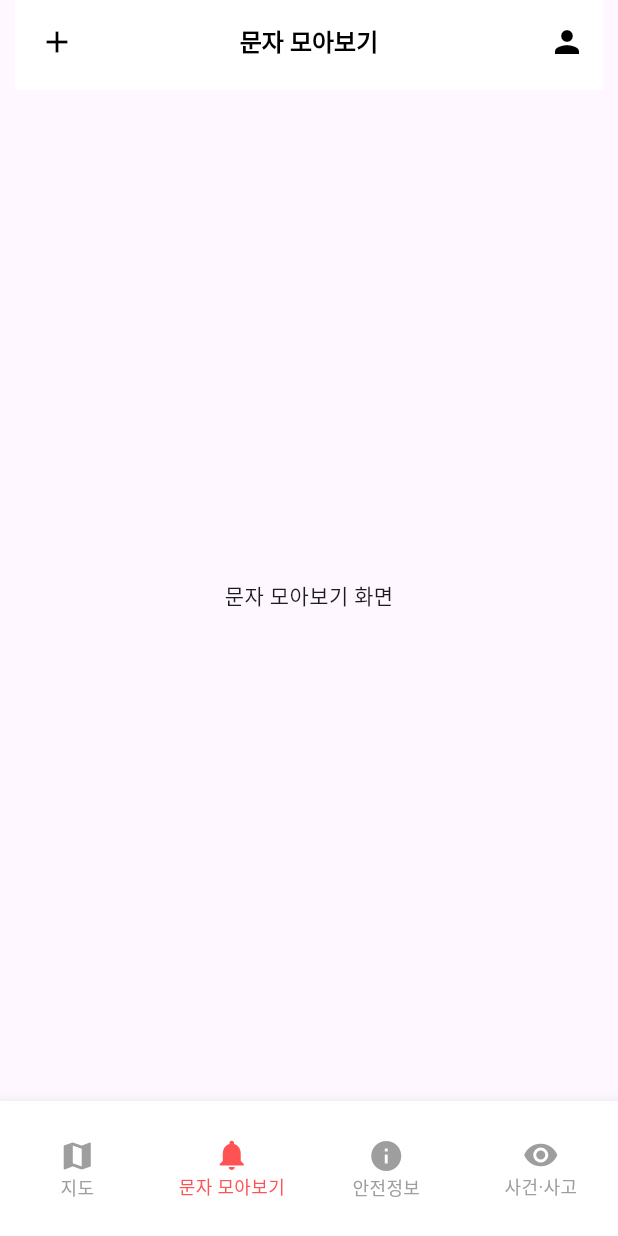
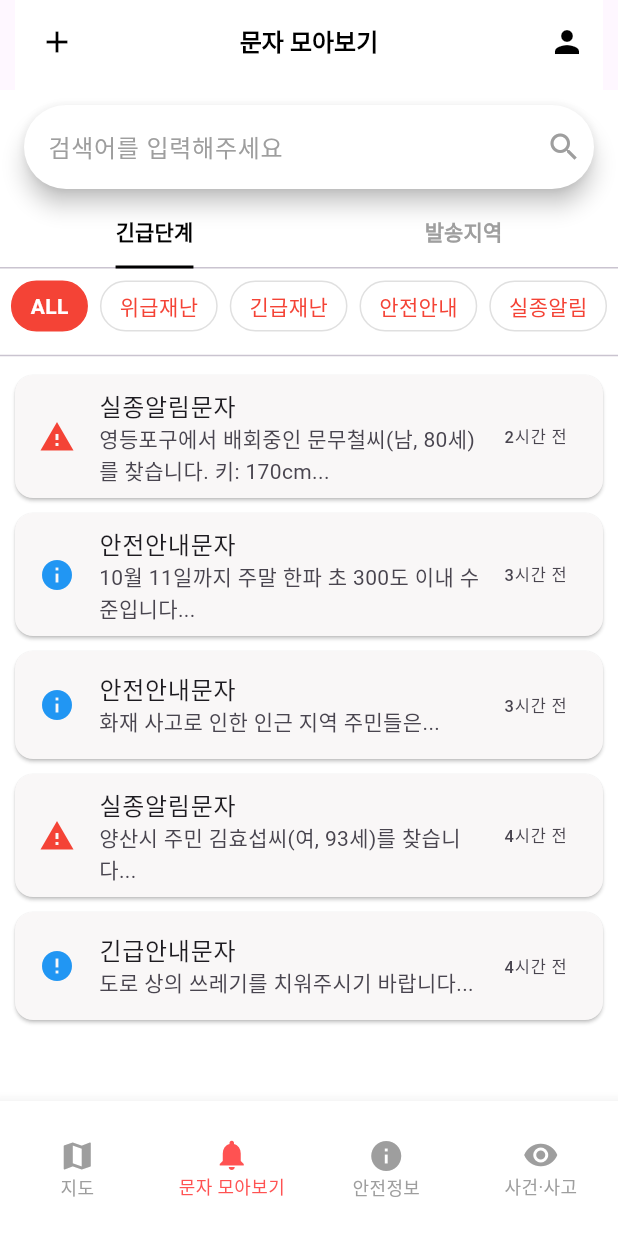
Before and after one commit to SSU-ALOG/alog_application, a Flutter app: the screen it shows after launch, item 2 of the bottom bar chosen, on a phone screen of 412 x 824 dp. Run offline on Flutter 3.47's test engine with Material 3 defaults, Android fonts, the phone set to English and light mode, and no system bars; our stand-ins replace flutter_dotenv, geolocator, permission_handler; missing offline and left inert: flutter_naver_login, flutter_naver_map; accounts and stored records are empty.

Commit message:
기존 UI(네이버 로그인 연동) + 재난문자모아보기 프론트

```diff
--- /dev/null
+++ b/lib/custom_chip.dart
@@ -0,0 +1,40 @@
+import 'package:flutter/material.dart';
+
+// CustomChip 위젯 정의
+class CustomChip extends StatelessWidget {
+  final String label; // Chip에 표시될 텍스트
+  final bool isSelected; // 선택된 상태 여부
+  final VoidCallback onSelected; // 선택 시 콜백 함수
+
+  const CustomChip({
+    Key? key,
+    required this.label,
+    required this.isSelected,
+    required this.onSelected,
+  }) : super(key: key);
+
+  @override
+  Widget build(BuildContext context) {
+    return GestureDetector(
+      onTap: onSelected,
+      child: Container(
+        padding: const EdgeInsets.symmetric(horizontal: 12.0, vertical: 6.0),
+        decoration: BoxDecoration(
+          color: isSelected ? Colors.red : Colors.white,
+          borderRadius: BorderRadius.circular(20),
+          border: Border.all(
+            color: isSelected ? Colors.red : Colors.grey.shade300,
+            width: 1,
+          ),
+        ),
+        child: Text(
+          label,
+          style: TextStyle(
+            color: isSelected ? Colors.white : Colors.red,
+            fontWeight: isSelected ? FontWeight.bold : FontWeight.normal,
+          ),
+        ),
+      ),
+    );
+  }
+}
--- /dev/null
+++ b/lib/custom_choice_chip_group.dart
@@ -0,0 +1,56 @@
+import 'package:flutter/material.dart';
+import 'custom_chip.dart'; // CustomChip 임포트
+
+class CustomChoiceChipGroup extends StatefulWidget {
+  final List<String> options; // 선택 가능한 옵션 리스트
+  final void Function(String)? onSelectionChanged; // 선택 상태 변경 콜백
+  final String initialSelected; // 초기 선택된 값 설정
+
+  const CustomChoiceChipGroup({
+    Key? key,
+    required this.options,
+    this.onSelectionChanged,
+    this.initialSelected = '',
+  }) : super(key: key);
+
+  @override
+  _CustomChoiceChipGroupState createState() => _CustomChoiceChipGroupState();
+}
+
+class _CustomChoiceChipGroupState extends State<CustomChoiceChipGroup> {
+  String _selectedOption = ''; // 현재 선택된 옵션
+
+  @override
+  void initState() {
+    super.initState();
+    _selectedOption = widget.initialSelected; // 초기 선택 값 설정
+  }
+
+  @override
+  Widget build(BuildContext context) {
+    return SingleChildScrollView(
+      scrollDirection: Axis.horizontal, // 가로 스크롤
+      child: Row(
+        children: widget.options.map((String option) {
+          final bool isSelected = _selectedOption == option;
+
+          return Padding(
+            padding: const EdgeInsets.symmetric(horizontal: 4.0, vertical: 8.0),
+            child: CustomChip(
+              label: option,
+              isSelected: isSelected,
+              onSelected: () {
+                setState(() {
+                  _selectedOption = option; // 선택된 항목 업데이트
+                });
+                if (widget.onSelectionChanged != null) {
+                  widget.onSelectionChanged!(option); // 선택 변경 시 콜백 호출
+                }
+              },
+            ),
+          );
+        }).toList(),
+      ),
+    );
+  }
+}
--- /dev/null
+++ b/lib/custom_search_bar.dart
@@ -0,0 +1,63 @@
+import 'package:flutter/material.dart';
+
+class CustomSearchBar extends StatelessWidget {
+  final SearchController searchController; //
+  final void Function(String)? onSearchChanged;
+
+  const CustomSearchBar({
+    Key? key,
+    required this.searchController,
+    this.onSearchChanged,
+  }) : super(key: key);
+
+  @override
+  Widget build(BuildContext context) {
+    return Padding(
+      padding: const EdgeInsets.fromLTRB(16, 10, 16, 5),
+      child: SearchAnchor(
+        builder: (BuildContext context, SearchController controller) {
+          return SearchBar(
+            controller: searchController,
+            onTap: () {
+              searchController.openView();
+            },
+            onChanged: (String query) {
+              searchController.openView();
+              if (onSearchChanged != null) {
+                onSearchChanged!(query); // 검색어 변경 시 외부에서 전달된 콜백 호출
+              }
+            },
+            backgroundColor: WidgetStateProperty.all(Colors.white),
+            hintText: "검색어를 입력해주세요",
+            hintStyle: WidgetStateProperty.all(
+              const TextStyle(color: Colors.grey),
+            ),
+            trailing: const <Widget>[
+              Icon(
+                Icons.search,
+                color: Colors.grey,
+              ),
+            ],
+            // 검생창 크기 조절
+            // constraints: BoxConstraints(maxWidth: , maxHeight: ),
+          );
+        },
+        suggestionsBuilder:
+            (BuildContext context, SearchController controller) {
+          return List<ListTile>.generate(
+            5,
+                (int index) {
+              final String item = 'item $index';
+              return ListTile(
+                title: Text(item),
+                onTap: () {
+                  controller.closeView(item);
+                },
+              );
+            },
+          );
+        },
+      ),
+    );
+  }
+}
--- /dev/null
+++ b/lib/custom_tab_view.dart
@@ -0,0 +1,36 @@
+import 'package:flutter/material.dart';
+
+class CustomTabView extends StatelessWidget {
+  final List<String> tabTitles; // Tab 제목 -> 선택할 탭
+  final List<Widget> tabContents; // Tab 내용 -> 탭 선택 시 뜨는 화면
+
+  const CustomTabView({
+    Key? key,
+    required this.tabTitles,
+    required this.tabContents,
+  }) : super(key: key);
+
+  @override
+  Widget build(BuildContext context) {
+    return Column(
+      children: <Widget>[
+        TabBar(
+          tabs: tabTitles.map((title) => Tab(text: title)).toList(),
+          indicator: UnderlineTabIndicator(
+            borderSide: BorderSide(width: 2.0, color: Colors.black), // 인디케이터 커스터마이징
+          ),
+          labelStyle: TextStyle(
+              color: Colors.black,
+              fontWeight:FontWeight.bold
+          ), // 선택된 탭 텍스트 색상
+          unselectedLabelColor: Colors.grey, // 선택되지 않은 탭 텍스트 색상
+        ),
+        Expanded(
+          child: TabBarView(
+            children: tabContents,
+          ),
+        ),
+      ],
+    );
+  }
+}
--- a/lib/main.dart
+++ b/lib/main.dart
@@ -9,6 +9,8 @@ import 'map.dart';
 import 'incident.dart';
 import 'user_login.dart';
 import 'user_info.dart';
+import 'message.dart';
+import 'safetyinfo.dart';
 
 bool isLogin = false;  // 전역 변수로 로그인 상태를 관리
 String? name;
@@ -168,7 +170,7 @@ class _AppScreenState extends State<AppScreen> {
 // 더미 위젯들
 // 본인 파트 따로 파일 만들어서 빼주면 감사링~
 
-class NotificationsScreen extends StatelessWidget {
+/*class NotificationsScreen extends StatelessWidget {
   const NotificationsScreen({Key? key}) : super(key: key);
 
   @override
@@ -184,7 +186,8 @@ class SafetyInfoScreen extends StatelessWidget {
   Widget build(BuildContext context) {
     return Center(child: Text("안전 정보 화면"));
   }
-}
+}*/
+
 //
 // class IncidentScreen extends StatelessWidget {
 //   const IncidentScreen({Key? key}) : super(key: key);
--- /dev/null
+++ b/lib/message.dart
@@ -0,0 +1,249 @@
+import 'package:flutter/material.dart';
+import 'custom_search_bar.dart';
+import 'custom_tab_view.dart';
+import 'custom_choice_chip_group.dart';
+
+class NotificationsScreen extends StatefulWidget {
+  const NotificationsScreen({Key? key}) : super(key: key);
+
+  @override
+  _NotificationsScreenState createState() => _NotificationsScreenState();
+}
+
+class _NotificationsScreenState extends State<NotificationsScreen> {
+  final SearchController _searchController = SearchController();
+
+  // 더미 메시지 데이터
+  final List<Map<String, String>> messages = [
+    {
+      'type': '실종알림문자',
+      'content': '영등포구에서 배회중인 문무철씨(남, 80세)를 찾습니다. 키: 170cm...',
+      'time': '2시간 전',
+      'icon': 'warning',
+    },
+    {
+      'type': '안전안내문자',
+      'content': '10월 11일까지 주말 한파 초 300도 이내 수준입니다...',
+      'time': '3시간 전',
+      'icon': 'info',
+    },
+    {
+      'type': '안전안내문자',
+      'content': '화재 사고로 인한 인근 지역 주민들은...',
+      'time': '3시간 전',
+      'icon': 'info',
+    },
+    {
+      'type': '실종알림문자',
+      'content': '양산시 주민 김효섭씨(여, 93세)를 찾습니다...',
+      'time': '4시간 전',
+      'icon': 'warning',
+    },
+    {
+      'type': '긴급안내문자',
+      'content': '도로 상의 쓰레기를 치워주시기 바랍니다...',
+      'time': '4시간 전',
+      'icon': 'alert',
+    },
+  ];
+
+  // 시도, 시군구, 읍면동 데이터
+  final Map<String, List<String>> _districts = {
+    '서울': ['강남구', '강북구', '서초구'],
+    '부산': ['해운대구', '수영구', '동래구'],
+    '대구': ['중구', '수성구', '달서구'],
+  };
+
+  final Map<String, List<String>> _towns = {
+    '강남구': ['역삼동', '삼성동', '논현동'],
+    '해운대구': ['우동', '중동', '좌동'],
+    '중구': ['동인동', '대봉동', '삼덕동'],
+  };
+
+  String? _selectedCity; // 시도 선택
+  String? _selectedDistrict; // 시군구 선택
+  String? _selectedTown; // 읍면동 선택
+
+  @override
+  Widget build(BuildContext context) {
+    return DefaultTabController(
+      length: 2, // 탭 수 설정
+      child: Scaffold(
+        backgroundColor: Colors.white,
+        body: Column(
+          children: <Widget>[
+            // 검색창
+            CustomSearchBar(
+              searchController: _searchController,
+              onSearchChanged: (String query) {
+                print('Search query: $query'); // 검색어 입력 시 출력
+              },
+            ),
+            // 탭 바와 탭 뷰
+            Expanded(
+              child: CustomTabView(
+                tabTitles: ["긴급단계", "발송지역"],
+                tabContents: <Widget>[
+                  // 첫 번째 탭: 필터와 메시지 리스트
+                  Column(
+                    children: [
+                      const CustomChoiceChipGroup(
+                        options: ['ALL', '위급재난', '긴급재난', '안전안내', '실종알림'],
+                        initialSelected: 'ALL',
+                      ),
+                      const Divider(),
+                      Expanded(
+                        child: ListView.builder(
+                          itemCount: messages.length,
+                          itemBuilder: (context, index) {
+                            final message = messages[index];
+                            return MessageCard(
+                              messageType: message['type']!,
+                              messageContent: message['content']!,
+                              messageTime: message['time']!,
+                              iconType: message['icon']!,
+                            );
+                          },
+                        ),
+                      ),
+                    ],
+                  ),
+                  // 두 번째 탭: 발송지역 탭 (드롭다운 한 줄에 출력)
+                  Column(
+                    children: [
+                      Padding(
+                        padding: const EdgeInsets.all(8.0),
+                        child: Row(
+                          children: [
+                            Expanded(
+                              child: _buildDropdown(
+                                value: _selectedCity,
+                                items: _districts.keys.toList(),
+                                onChanged: (value) {
+                                  setState(() {
+                                    _selectedCity = value;
+                                    _selectedDistrict = null; // 시군구 초기화
+                                    _selectedTown = null; // 읍면동 초기화
+                                  });
+                                },
+                              ),
+                            ),
+                            const SizedBox(width: 8),
+                            Expanded(
+                              child: _buildDropdown(
+                                value: _selectedDistrict,
+                                items: _selectedCity != null ? _districts[_selectedCity!]! : [],
+                                onChanged: (value) {
+                                  setState(() {
+                                    _selectedDistrict = value;
+                                    _selectedTown = null; // 읍면동 초기화
+                                  });
+                                },
+                              ),
+                            ),
+                            const SizedBox(width: 8),
+                            Expanded(
+                              child: _buildDropdown(
+                                value: _selectedTown,
+                                items: _selectedDistrict != null ? _towns[_selectedDistrict!]! : [],
+                                onChanged: (value) {
+                                  setState(() {
+                                    _selectedTown = value;
+                                  });
+                                },
+                              ),
+                            ),
+                          ],
+                        ),
+                      ),
+                      const Divider(),
+                      Expanded(
+                        child: ListView.builder(
+                          itemCount: messages.length,
+                          itemBuilder: (context, index) {
+                            final message = messages[index];
+                            return MessageCard(
+                              messageType: message['type']!,
+                              messageContent: message['content']!,
+                              messageTime: message['time']!,
+                              iconType: message['icon']!,
+                            );
+                          },
+                        ),
+                      ),
+                    ],
+                  ),
+                ],
+              ),
+            ),
+          ],
+        ),
+      ),
+    );
+  }
+
+  // 드롭다운 생성 함수
+  Widget _buildDropdown({
+    required String? value,
+    required List<String> items,
+    required ValueChanged<String?> onChanged,
+  }) {
+    return DropdownButton<String>(
+      isExpanded: true,
+      value: value,
+      hint: const Text('선택'),
+      items: items.map<DropdownMenuItem<String>>((String item) {
+        return DropdownMenuItem<String>(
+          value: item,
+          child: Text(item),
+        );
+      }).toList(),
+      onChanged: onChanged,
+    );
+  }
+}
+
+class MessageCard extends StatelessWidget {
+  final String messageType;
+  final String messageContent;
+  final String messageTime;
+  final String iconType;
+
+  const MessageCard({
+    Key? key,
+    required this.messageType,
+    required this.messageContent,
+    required this.messageTime,
+    required this.iconType,
+  }) : super(key: key);
+
+  IconData _getIconData(String iconType) {
+    switch (iconType) {
+      case 'warning':
+        return Icons.warning;
+      case 'info':
+        return Icons.info;
+      case 'alert':
+        return Icons.error;
+      default:
+        return Icons.info;
+    }
+  }
+
+  @override
+  Widget build(BuildContext context) {
+    return Card(
+      color: const Color(0xffF9F7F7),
+      margin: const EdgeInsets.symmetric(horizontal: 10, vertical: 5),
+      child: ListTile(
+        leading: Icon(
+          _getIconData(iconType),
+          color: iconType == 'warning' ? Colors.red : Colors.blue,
+        ),
+        title: Text(messageType),
+        subtitle: Text(messageContent),
+        trailing: Text(messageTime),
+      ),
+    );
+  }
+}
--- /dev/null
+++ b/lib/safetyinfo.dart
@@ -0,0 +1,60 @@
+
+import 'package:flutter/material.dart';
+import 'custom_search_bar.dart'; // custom_search_bar.dart 가져오기
+import 'custom_tab_view.dart'; // custom_tab_view.dart 가져오기
+import 'custom_choice_chip_group.dart';
+
+
+class SafetyInfoScreen extends StatefulWidget {
+  const SafetyInfoScreen({Key? key}) : super(key: key);
+
+  @override
+  _SafetyInfoScreenState createState() => _SafetyInfoScreenState();
+}
+
+class _SafetyInfoScreenState extends State<SafetyInfoScreen> {
+  final SearchController _searchController = SearchController();
+
+  @override
+  Widget build(BuildContext context) {
+    return DefaultTabController(
+      length: 4, // 탭 수 설정
+      child: Scaffold(
+        backgroundColor: Colors.white,
+        body: Column(
+          children: <Widget>[
+            // 검색창
+            CustomSearchBar(
+              searchController: _searchController,
+              onSearchChanged: (String query) {
+                print('Search query: $query'); // 검색어 입력 시 출력
+              },
+            ),
+            // 탭 바와 탭 뷰
+            Expanded(
+              child: CustomTabView(
+                tabTitles: ["자연재난", "사회재난", "생활안전", "비상대비"],
+                tabContents: <Widget>[
+                  // 첫 번째 탭: 필터와 메시지 리스트
+                  Column(
+                    children: [
+                      const CustomChoiceChipGroup(
+                        options: ['ALL', '위급재난', '긴급재난', '안전안내', '실종알림'],
+                        initialSelected: 'ALL',
+                      ),
+                      const Divider(),
+                    ],
+                  ),
+                  // 두 번째 탭: 발송지역 (데모용)
+                  const Center(
+                    child: Text('발송지역 탭입니다.'),
+                  ),
+                ],
+              ),
+            ),
+          ],
+        ),
+      ),
+    );
+  }
+}
```
